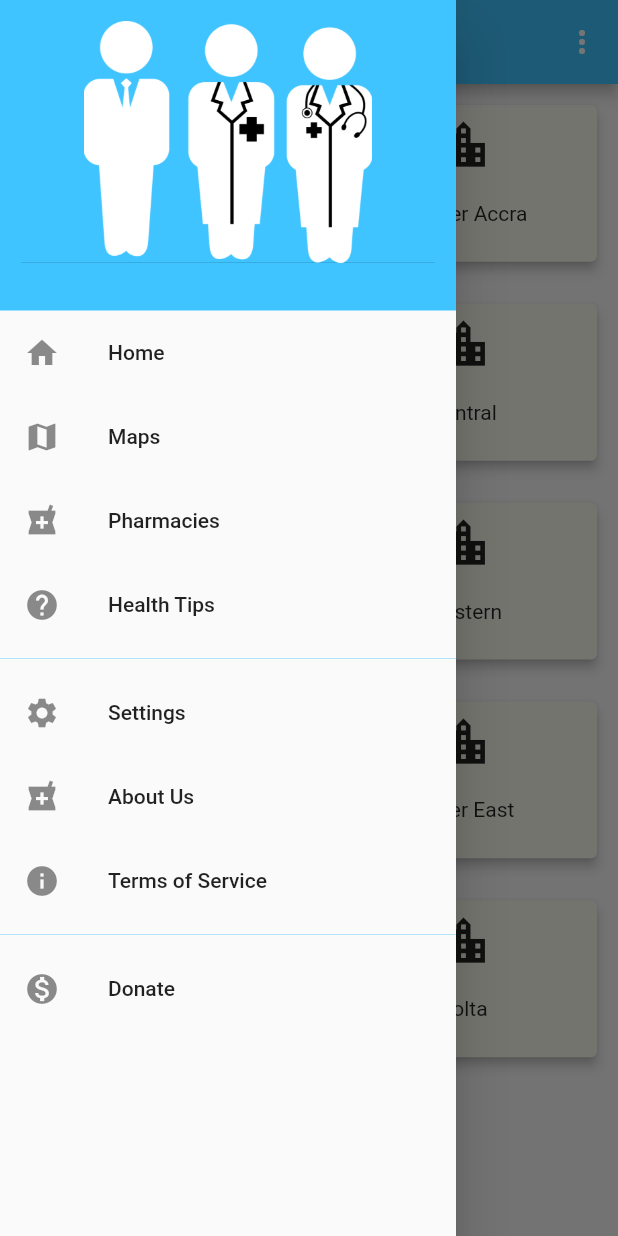
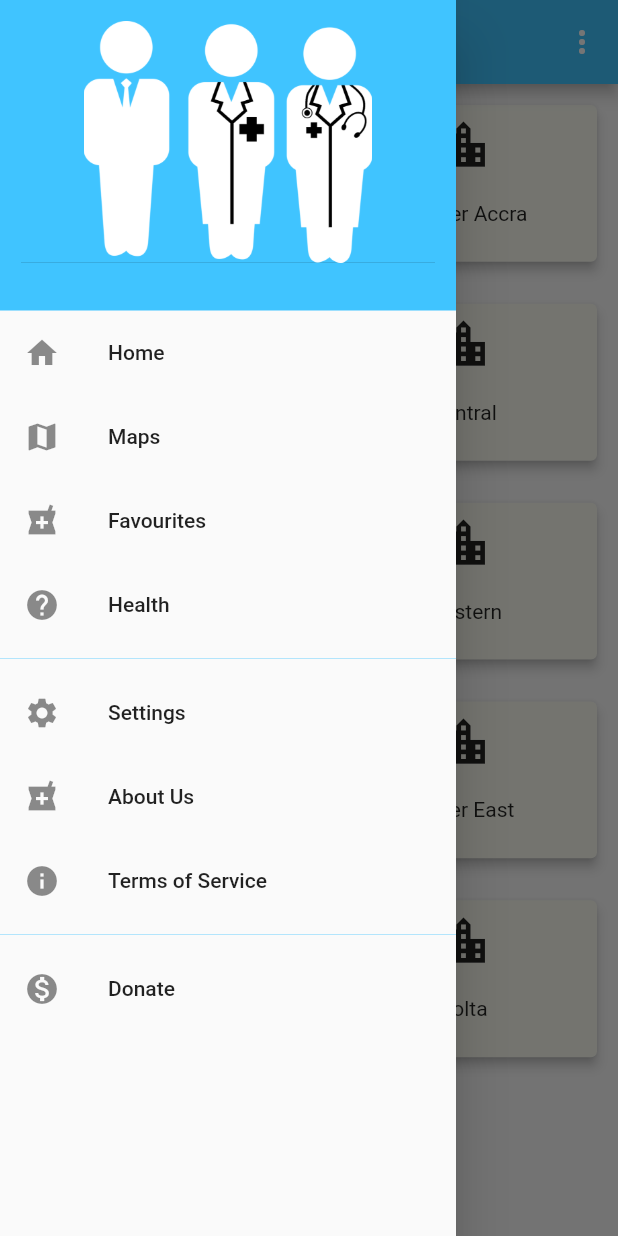
Before and after one commit to RBayor/pharmacy_prototype, a Flutter app: the Home screen opened by its route, with the side drawer open, on a phone screen of 412 x 824 dp. Run offline on Flutter 3.47's test engine with Material 2 defaults, Android fonts, the phone set to English and light mode, and no system bars; our stand-ins replace cloud_firestore; accounts and stored records are empty; network calls fail.

Commit message:
updates to the health page and appbar

```diff
--- a/lib/main.dart
+++ b/lib/main.dart
@@ -11,11 +11,19 @@ void main() {
   runApp(new MyApp());
 }
 
-class MyApp extends StatelessWidget {
+
+class MyApp extends StatefulWidget {
+
   @override
+  _State createState() => new _State();
+}
+
+class _State extends State<MyApp>{
+   @override
   Widget build(BuildContext context) {
     return new MaterialApp(
       debugShowCheckedModeBanner: false,
+      home: new Splash(),
       title: 'Navigation',
       routes: <String, WidgetBuilder>{
         '/Home': (BuildContext context) => new Home(),
@@ -23,7 +31,7 @@ class MyApp extends StatelessWidget {
         '/Pharmacies': (BuildContext context)=> new DisplayPharmacies(drugname),
         '/Health' : (BuildContext context) => new Health(),
       },
-      home: new Splash(),
+
     );
   }
 }
--- a/lib/screens/DisplayPharmacies.dart
+++ b/lib/screens/DisplayPharmacies.dart
@@ -46,6 +46,7 @@ class _DisplayPharmaciesState extends State<DisplayPharmacies> {
       backgroundColor: Colors.cyan[100],
       appBar: new MyAppBar(
         title: new Text(widget.drug),
+        icon: Icon(Icons.refresh),
       ),
       body: new Container(
         child: new StreamBuilder(
@@ -88,7 +89,7 @@ class _DisplayPharmaciesState extends State<DisplayPharmacies> {
                             top: 10.0,
                           ),
                           child: ListTile(
-                            leading: CircleAvatar(
+                              leading: CircleAvatar(
                               child: new Icon(Icons.local_pharmacy),
                               radius: 40.0,
                               backgroundColor: Colors.cyan[100],
--- a/lib/screens/home.dart
+++ b/lib/screens/home.dart
@@ -18,6 +18,7 @@ class _State extends State<Home> {
     return new Scaffold(
       appBar: new MyAppBar(
         title: Text('Regions'),
+        icon: Icon(Icons.more_vert),
       ),
       drawer: new MyDrawer(
         context: context,
--- a/lib/screens/reuseable.dart
+++ b/lib/screens/reuseable.dart
@@ -1,10 +1,11 @@
 import 'package:flutter/material.dart';
+import 'package:pharmacy_prototype/screens/health.dart';
 
 // reuseable.dart contains classes that will be repeated throught the program.
 
 // Provides the appbar
 class MyAppBar extends AppBar {
-  MyAppBar({Key key, Widget title})
+  MyAppBar({Key key, Widget title, Icon icon})
       : super(
             key: key,
             title: title,
@@ -12,7 +13,7 @@ class MyAppBar extends AppBar {
             backgroundColor: Colors.lightBlueAccent,
             actions: <Widget>[
               new IconButton(
-                icon: new Icon(Icons.more_vert),
+                icon: icon,
                 onPressed: () {},
               ),
             ]);
@@ -58,15 +59,20 @@ class MyDrawer extends Drawer {
                     ),
                     ListTile(title: Text('Maps'), leading: Icon(Icons.map)),
                     ListTile(
-                      title: Text('Pharmacies'),
+                      title: Text('Favourites'),
                       leading: Icon(Icons.local_pharmacy),
                     ),
                     ListTile(
-                      title: Text('Health Tips'),
+                      title: Text('Health'),
                       leading: Icon(Icons.help),
                       onTap: () {
                         Navigator.of(context).pop();
-                        Navigator.of(context).pushNamed('/Health');
+                        //Navigator.of(context).pushNamed('/Health');
+                        Navigator.push(
+                            context,
+                            new MaterialPageRoute(
+                              builder: (BuildContext context) => new Health(),
+                            ));
                       },
                     ),
                     Divider(
--- a/lib/screens/search.dart
+++ b/lib/screens/search.dart
@@ -42,8 +42,8 @@ class _State extends State<MedicationSearch>
       backgroundColor: Colors.cyan[100],
       appBar: new MyAppBar(
         title: new Text("Medication"),
+        icon: Icon(Icons.refresh),
       ),
-      drawer: new MyDrawer(),
       body: new StreamBuilder(
         stream: Firestore.instance.collection('Drugs').snapshots(),
         builder: (context, snapshot) {
```
Also changed, not shown: lib/screens/health.dart (+29 -8 lines).
